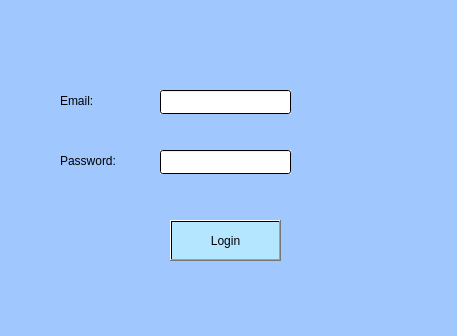
Old version of the form login.ui in the repository reich03/EstructurasProyecto.
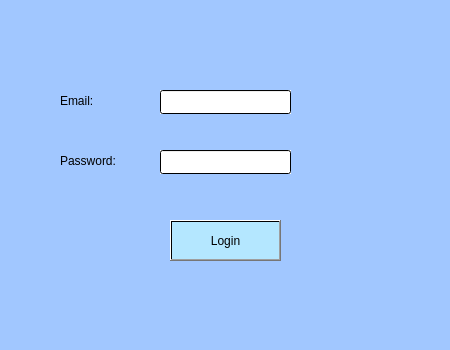
New version of the form.

```diff
--- a/login.ui
+++ b/login.ui
@@ -9,8 +9,8 @@
    <rect>
     <x>0</x>
     <y>0</y>
-    <width>457</width>
-    <height>336</height>
+    <width>450</width>
+    <height>350</height>
    </rect>
   </property>
   <property name="windowTitle">
```
